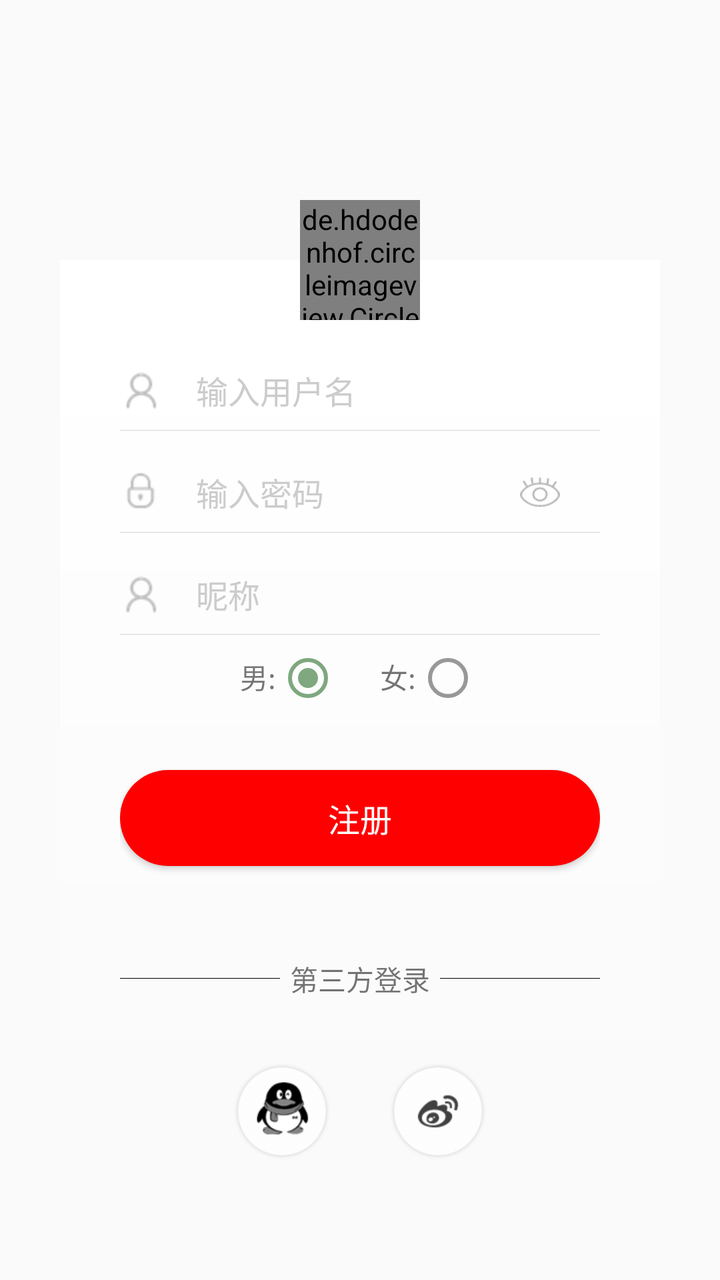
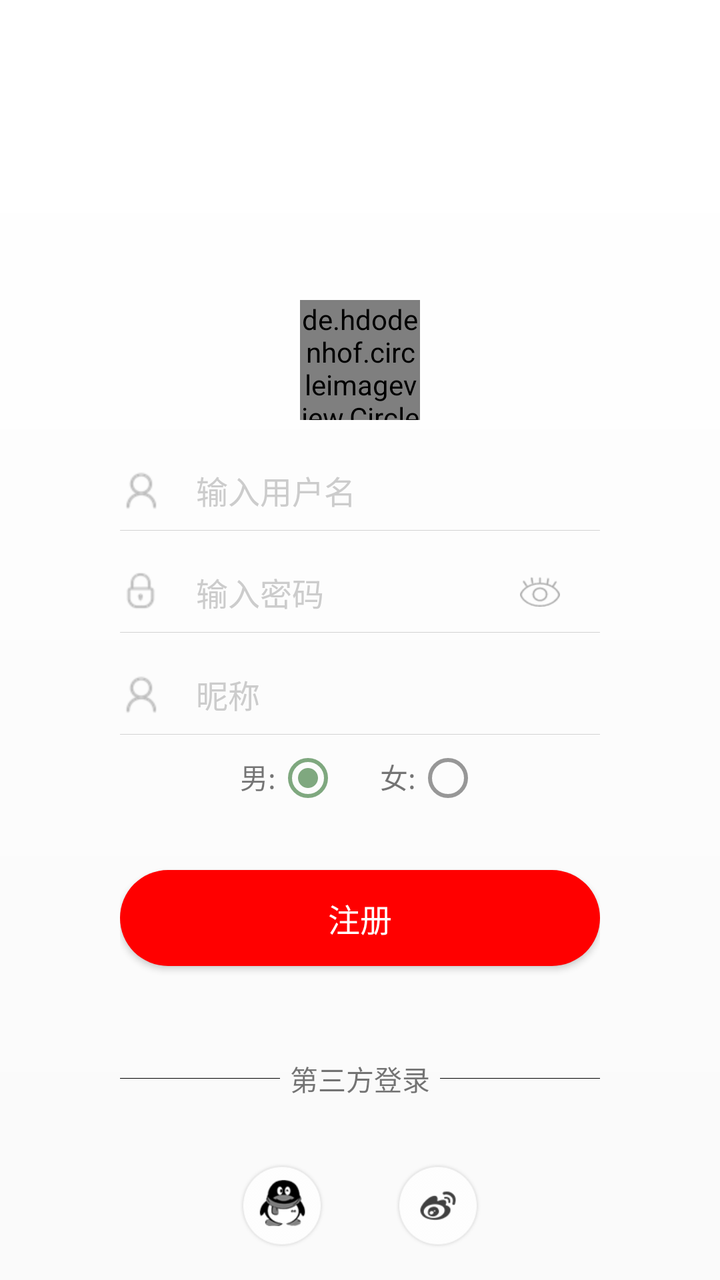

Compare the two renders of this Android layout. The source of the first and the diff that turns it into the second are given below.
<!-- AndroidManifest.xml: application theme AppTheme -->
<!-- res/layout/login_dialog_register.xml -->
<?xml version="1.0" encoding="utf-8"?>
<FrameLayout xmlns:android="http://schemas.android.com/apk/res/android"
    xmlns:app="http://schemas.android.com/apk/res-auto"
    android:layout_width="match_parent"
    android:layout_height="match_parent"
    android:paddingTop="100dp">

    <LinearLayout
        android:id="@+id/register_linear"
        android:layout_width="match_parent"
        android:layout_height="wrap_content"
        android:layout_marginLeft="30dp"
        android:layout_marginTop="30dp"
        android:layout_marginRight="30dp"
        android:background="@drawable/dialog_radius"
        android:orientation="vertical"
        android:paddingLeft="30dp"
        android:paddingRight="30dp">

        <RelativeLayout
            android:layout_width="wrap_content"
            android:layout_height="wrap_content"
            android:layout_marginTop="40dp">

            <ImageView
                android:layout_width="wrap_content"
                android:layout_height="wrap_content"
                android:layout_centerVertical="true"
                android:paddingTop="15dp"
                android:paddingBottom="15dp"
                android:src="@mipmap/ic_edittextuname" />

            <EditText
                android:id="@+id/register_userName"
                android:layout_width="match_parent"
                android:layout_height="40dp"
                android:layout_centerVertical="true"
                android:background="@null"
                android:ems="19"
                android:hint="  输入用户名"
                android:paddingLeft="30dp"
                android:singleLine="true"
                android:textColorHint="@color/colorCursor"
                android:textCursorDrawable="@drawable/color_cursor"
                android:textSize="16sp" />

            <View
                android:layout_width="match_parent"
                android:layout_height="1px"
                android:layout_below="@+id/register_userName"
                android:layout_marginTop="5dp"
                android:background="#d3d3d3" />

        </RelativeLayout>

        <RelativeLayout
            android:layout_width="wrap_content"
            android:layout_height="wrap_content"
            android:layout_marginTop="1dp">

            <ImageView
                android:layout_width="wrap_content"
                android:layout_height="wrap_content"
                android:layout_centerVertical="true"
                android:paddingTop="15dp"
                android:paddingBottom="15dp"
                android:src="@mipmap/ic_edittextupwd" />

            <EditText
                android:id="@+id/register_password"
                android:layout_width="match_parent"
                android:layout_height="40dp"
                android:layout_centerVertical="true"
                android:background="@null"
                android:ems="19"
                android:hint="  输入密码"
                android:paddingLeft="30dp"
                android:singleLine="true"
                android:textColorHint="@color/colorCursor"
                android:textCursorDrawable="@drawable/color_cursor"
                android:textSize="16sp" />

            <ImageView
                android:id="@+id/register_hidden_pwd"
                android:layout_width="20dp"
                android:layout_height="15dp"
                android:layout_alignParentRight="true"
                android:layout_centerVertical="true"
                android:layout_marginRight="20dp"
                android:background="@mipmap/pwd_visible"
                android:paddingTop="15dp"
                android:paddingBottom="15dp" />

            <View
                android:layout_width="match_parent"
                android:layout_height="1px"
                android:layout_below="@+id/register_password"
                android:layout_marginTop="5dp"
                android:background="#d3d3d3" />
        </RelativeLayout>

        <RelativeLayout
            android:layout_width="wrap_content"
            android:layout_height="wrap_content"
            android:layout_marginTop="1dp">

            <ImageView
                android:layout_width="wrap_content"
                android:layout_height="wrap_content"
                android:layout_centerVertical="true"
                android:paddingTop="15dp"
                android:paddingBottom="15dp"
                android:src="@mipmap/ic_edittextuname" />

            <EditText
                android:id="@+id/register_nickname"
                android:layout_width="match_parent"
                android:layout_height="40dp"
                android:layout_centerVertical="true"
                android:background="@null"
                android:ems="19"
                android:hint="  昵称"
                android:paddingLeft="30dp"
                android:singleLine="true"
                android:textColorHint="@color/colorCursor"
                android:textCursorDrawable="@drawable/color_cursor"
                android:textSize="16sp" />

            <View
                android:layout_width="match_parent"
                android:layout_height="1px"
                android:layout_below="@+id/register_nickname"
                android:layout_marginTop="5dp"
                android:background="#d3d3d3" />
        </RelativeLayout>

        <RelativeLayout
            android:layout_width="wrap_content"
            android:layout_height="wrap_content"
            android:layout_marginTop="1dp">

            <RadioGroup
                android:id="@+id/sex_group"
                android:layout_width="match_parent"
                android:layout_height="wrap_content"
                android:gravity="center_horizontal"
                android:orientation="horizontal">

                <TextView
                    android:layout_width="wrap_content"
                    android:layout_height="wrap_content"
                    android:text="男:" />

                <RadioButton
                    android:id="@+id/sex_man"
                    android:layout_width="wrap_content"
                    android:layout_height="wrap_content"
                    android:checked="true" />

                <TextView
                    android:layout_width="wrap_content"
                    android:layout_height="wrap_content"
                    android:layout_marginLeft="20dp"
                    android:text="女:" />

                <RadioButton
                    android:id="@+id/sex_girl"
                    android:layout_width="wrap_content"
                    android:layout_height="wrap_content" />

            </RadioGroup>

        </RelativeLayout>

        <Button
            android:id="@+id/btn_register"
            android:layout_width="match_parent"
            android:layout_height="wrap_content"
            android:layout_marginTop="30dp"
            android:background="@drawable/button_bg"
            android:text="注册"
            android:textColor="@android:color/white"
            android:textSize="16sp" />

        <LinearLayout
            android:layout_width="match_parent"
            android:layout_height="wrap_content"
            android:layout_gravity="center"
            android:layout_marginTop="30dp"
            android:gravity="center_horizontal"
            android:orientation="vertical">

            <LinearLayout
                android:layout_width="match_parent"
                android:layout_height="wrap_content"
                android:layout_marginTop="16dp"
                android:layout_marginBottom="16dp"
                android:gravity="center"
                android:orientation="horizontal">

                <View
                    android:id="@+id/login_line"
                    android:layout_width="match_parent"
                    android:layout_height="1px"
                    android:layout_weight="1"
                    android:background="#000000" />

                <TextView
                    android:id="@+id/login_text"
                    android:layout_width="match_parent"
                    android:layout_height="wrap_content"
                    android:layout_weight="1"
                    android:gravity="center"
                    android:text="第三方登录" />

                <View
                    android:layout_width="match_parent"
                    android:layout_height="1px"
                    android:layout_weight="1"
                    android:background="#000000" />

            </LinearLayout>

            <include
                layout="@layout/external_login_layout"
                android:layout_width="wrap_content"
                android:layout_height="wrap_content"
                android:layout_marginTop="16dp"
                android:layout_marginBottom="16dp" />
        </LinearLayout>

    </LinearLayout>

    <de.hdodenhof.circleimageview.CircleImageView
        android:id="@+id/register_header"
        android:layout_width="60dp"
        android:layout_height="60dp"
        android:layout_gravity="center_horizontal"
        android:src="@drawable/ic_camera_beauty"
        app:civ_border_color="@color/white"
        app:civ_border_width="2dp" />

</FrameLayout>
<!-- res/layout/external_login_layout.xml (included above) -->
<?xml version="1.0" encoding="utf-8"?>
<LinearLayout xmlns:android="http://schemas.android.com/apk/res/android"
    android:layout_width="wrap_content"
    android:layout_height="wrap_content"
    android:orientation="horizontal">

    <ImageView
        android:id="@+id/qq_login"
        android:layout_width="wrap_content"
        android:layout_height="wrap_content"
        android:src="@drawable/ic_login_qq" />

    <ImageView
        android:id="@+id/weibo_login"
        android:layout_width="wrap_content"
        android:layout_height="wrap_content"
        android:layout_marginLeft="30dp"
        android:src="@drawable/ic_login_xl" />







</LinearLayout>
<!-- resources referenced by this layout -->
<resources>
  <color name="colorCursor">#cccccc</color>
  <color name="white">#ffffffff</color>
  <!-- drawable button_bg (drawable) -->
  <?xml version="1.0" encoding="utf-8"?>
  <selector xmlns:android="http://schemas.android.com/apk/res/android">
  
      <item android:state_pressed="false">
          <shape>
              <solid android:color="#FF0000"/>
              <corners android:radius="30dp"/>
          </shape>
      </item>
  
      <item android:state_pressed="true">
          <shape>
              <solid android:color="#FF0000"/>
              <corners android:radius="30dp"/>
          </shape>
      </item>
  
  </selector>
  <!-- drawable color_cursor (drawable) -->
  <?xml version="1.0" encoding="utf-8"?>
  <shape xmlns:android="http://schemas.android.com/apk/res/android">
      <size android:width="1dp"/>
      <solid android:color="@color/colorCursor"/>
  
  </shape>
  <!-- drawable dialog_radius (drawable) -->
  <?xml version="1.0" encoding="utf-8"?>
  <layer-list xmlns:android="http://schemas.android.com/apk/res/android">
      <item>
          <shape android:shape="rectangle">
  
              <corners android:radius="0dp" />
              <gradient
                  android:angle="270"
                  android:endColor="@android:color/transparent"
                  android:startColor="#FFFFFF" />
          </shape>
      </item>
  </layer-list>
  <!-- drawable ic_camera_beauty: png bitmap (drawable-xhdpi, 1510 bytes) -->
  <!-- drawable ic_login_qq: png bitmap (drawable-xhdpi, 7662 bytes) -->
  <!-- drawable ic_login_xl: png bitmap (drawable-xhdpi, 2485 bytes) -->
  <!-- mipmap ic_edittextuname: png bitmap (mipmap-hdpi, 1237 bytes) -->
  <!-- mipmap ic_edittextupwd: png bitmap (mipmap-hdpi, 1128 bytes) -->
  <!-- mipmap pwd_visible: png bitmap (mipmap-hdpi, 1076 bytes) -->
  <style name="AppTheme" parent="Theme.AppCompat.Light.DarkActionBar">
          
          <item name="colorPrimary">@color/colorPrimary</item>
          <item name="colorPrimaryDark">@color/white</item>
          <item name="colorAccent">@color/colorAccent</item>
          <item name="android:windowNoTitle">true</item>
          <item name="colorControlNormal">@color/blackOverlay</item>
          <item name="colorControlActivated">@color/abc_search_url_text_normal</item>
          <item name="android:windowFullscreen">true</item>
          <item name="android:windowIsTranslucent">true</item>
          <item name="android:windowTranslucentStatus">true</item>
          <item name="android:windowTranslucentNavigation">true</item>
  
  
          <item name="windowActionBar">false</item>
          <item name="windowNoTitle">true</item>
          <item name="android:textAllCaps">false</item>
      </style>
  <color name="colorPrimary">#ff3f51b5</color>
  <color name="colorAccent">#ffff4081</color>
  <color name="blackOverlay">#66000000</color>
  <color name="abc_search_url_text_normal">#ff7fa87f</color>
</resources>

<!-- the commit's change to res/layout/login_dialog_register.xml (unified diff, before → after) -->
@@ -2,244 +2,248 @@
 <FrameLayout xmlns:android="http://schemas.android.com/apk/res/android"
     xmlns:app="http://schemas.android.com/apk/res-auto"
     android:layout_width="match_parent"
-    android:layout_height="match_parent"
-    android:paddingTop="100dp">
-
-    <LinearLayout
-        android:id="@+id/register_linear"
+    android:layout_height="match_parent">
+
+    <FrameLayout
         android:layout_width="match_parent"
-        android:layout_height="wrap_content"
-        android:layout_marginLeft="30dp"
-        android:layout_marginTop="30dp"
-        android:layout_marginRight="30dp"
+        android:layout_height="match_parent"
         android:background="@drawable/dialog_radius"
-        android:orientation="vertical"
-        android:paddingLeft="30dp"
-        android:paddingRight="30dp">
-
-        <RelativeLayout
-            android:layout_width="wrap_content"
-            android:layout_height="wrap_content"
-            android:layout_marginTop="40dp">
-
-            <ImageView
-                android:layout_width="wrap_content"
-                android:layout_height="wrap_content"
-                android:layout_centerVertical="true"
-                android:paddingTop="15dp"
-                android:paddingBottom="15dp"
-                android:src="@mipmap/ic_edittextuname" />
-
-            <EditText
-                android:id="@+id/register_userName"
-                android:layout_width="match_parent"
-                android:layout_height="40dp"
-                android:layout_centerVertical="true"
-                android:background="@null"
-                android:ems="19"
-                android:hint="  输入用户名"
-                android:paddingLeft="30dp"
-                android:singleLine="true"
-                android:textColorHint="@color/colorCursor"
-                android:textCursorDrawable="@drawable/color_cursor"
-                android:textSize="16sp" />
-
-            <View
-                android:layout_width="match_parent"
-                android:layout_height="1px"
-                android:layout_below="@+id/register_userName"
-                android:layout_marginTop="5dp"
-                android:background="#d3d3d3" />
-
-        </RelativeLayout>
-
-        <RelativeLayout
-            android:layout_width="wrap_content"
-            android:layout_height="wrap_content"
-            android:layout_marginTop="1dp">
-
-            <ImageView
-                android:layout_width="wrap_content"
-                android:layout_height="wrap_content"
-                android:layout_centerVertical="true"
-                android:paddingTop="15dp"
-                android:paddingBottom="15dp"
-                android:src="@mipmap/ic_edittextupwd" />
-
-            <EditText
-                android:id="@+id/register_password"
-                android:layout_width="match_parent"
-                android:layout_height="40dp"
-                android:layout_centerVertical="true"
-                android:background="@null"
-                android:ems="19"
-                android:hint="  输入密码"
-                android:paddingLeft="30dp"
-                android:singleLine="true"
-                android:textColorHint="@color/colorCursor"
-                android:textCursorDrawable="@drawable/color_cursor"
-                android:textSize="16sp" />
-
-            <ImageView
-                android:id="@+id/register_hidden_pwd"
-                android:layout_width="20dp"
-                android:layout_height="15dp"
-                android:layout_alignParentRight="true"
-                android:layout_centerVertical="true"
-                android:layout_marginRight="20dp"
-                android:background="@mipmap/pwd_visible"
-                android:paddingTop="15dp"
-                android:paddingBottom="15dp" />
-
-            <View
-                android:layout_width="match_parent"
-                android:layout_height="1px"
-                android:layout_below="@+id/register_password"
-                android:layout_marginTop="5dp"
-                android:background="#d3d3d3" />
-        </RelativeLayout>
-
-        <RelativeLayout
-            android:layout_width="wrap_content"
-            android:layout_height="wrap_content"
-            android:layout_marginTop="1dp">
-
-            <ImageView
-                android:layout_width="wrap_content"
-                android:layout_height="wrap_content"
-                android:layout_centerVertical="true"
-                android:paddingTop="15dp"
-                android:paddingBottom="15dp"
-                android:src="@mipmap/ic_edittextuname" />
-
-            <EditText
-                android:id="@+id/register_nickname"
-                android:layout_width="match_parent"
-                android:layout_height="40dp"
-                android:layout_centerVertical="true"
-                android:background="@null"
-                android:ems="19"
-                android:hint="  昵称"
-                android:paddingLeft="30dp"
-                android:singleLine="true"
-                android:textColorHint="@color/colorCursor"
-                android:textCursorDrawable="@drawable/color_cursor"
-                android:textSize="16sp" />
-
-            <View
-                android:layout_width="match_parent"
-                android:layout_height="1px"
-                android:layout_below="@+id/register_nickname"
-                android:layout_marginTop="5dp"
-                android:background="#d3d3d3" />
-        </RelativeLayout>
-
-        <RelativeLayout
-            android:layout_width="wrap_content"
-            android:layout_height="wrap_content"
-            android:layout_marginTop="1dp">
-
-            <RadioGroup
-                android:id="@+id/sex_group"
-                android:layout_width="match_parent"
-                android:layout_height="wrap_content"
-                android:gravity="center_horizontal"
-                android:orientation="horizontal">
-
-                <TextView
-                    android:layout_width="wrap_content"
-                    android:layout_height="wrap_content"
-                    android:text="男:" />
-
-                <RadioButton
-                    android:id="@+id/sex_man"
-                    android:layout_width="wrap_content"
-                    android:layout_height="wrap_content"
-                    android:checked="true" />
-
-                <TextView
-                    android:layout_width="wrap_content"
-                    android:layout_height="wrap_content"
-                    android:layout_marginLeft="20dp"
-                    android:text="女:" />
-
-                <RadioButton
-                    android:id="@+id/sex_girl"
-                    android:layout_width="wrap_content"
-                    android:layout_height="wrap_content" />
-
-            </RadioGroup>
-
-        </RelativeLayout>
-
-        <Button
-            android:id="@+id/btn_register"
+        android:paddingTop="150dp">
+
+        <LinearLayout
+            android:id="@+id/register_linear"
             android:layout_width="match_parent"
             android:layout_height="wrap_content"
+            android:layout_marginLeft="30dp"
             android:layout_marginTop="30dp"
-            android:background="@drawable/button_bg"
-            android:text="注册"
-            android:textColor="@android:color/white"
-            android:textSize="16sp" />
-
-        <LinearLayout
-            android:layout_width="match_parent"
-            android:layout_height="wrap_content"
-            android:layout_gravity="center"
-            android:layout_marginTop="30dp"
-            android:gravity="center_horizontal"
-            android:orientation="vertical">
+            android:layout_marginRight="30dp"
+            android:orientation="vertical"
+            android:paddingLeft="30dp"
+            android:paddingRight="30dp">
+
+            <RelativeLayout
+                android:layout_width="wrap_content"
+                android:layout_height="wrap_content"
+                android:layout_marginTop="40dp">
+
+                <ImageView
+                    android:layout_width="wrap_content"
+                    android:layout_height="wrap_content"
+                    android:layout_centerVertical="true"
+                    android:paddingTop="15dp"
+                    android:paddingBottom="15dp"
+                    android:src="@mipmap/ic_edittextuname" />
+
+                <EditText
+                    android:id="@+id/register_userName"
+                    android:layout_width="match_parent"
+                    android:layout_height="40dp"
+                    android:layout_centerVertical="true"
+                    android:background="@null"
+                    android:ems="19"
+                    android:hint="  输入用户名"
+                    android:paddingLeft="30dp"
+                    android:singleLine="true"
+                    android:textColorHint="@color/colorCursor"
+                    android:textCursorDrawable="@drawable/color_cursor"
+                    android:textSize="16sp" />
+
+                <View
+                    android:layout_width="match_parent"
+                    android:layout_height="1px"
+                    android:layout_below="@+id/register_userName"
+                    android:layout_marginTop="5dp"
+                    android:background="#d3d3d3" />
+
+            </RelativeLayout>
+
+            <RelativeLayout
+                android:layout_width="wrap_content"
+                android:layout_height="wrap_content"
+                android:layout_marginTop="1dp">
+
+                <ImageView
+                    android:layout_width="wrap_content"
+                    android:layout_height="wrap_content"
+                    android:layout_centerVertical="true"
+                    android:paddingTop="15dp"
+                    android:paddingBottom="15dp"
+                    android:src="@mipmap/ic_edittextupwd" />
+
+                <EditText
+                    android:id="@+id/register_password"
+                    android:layout_width="match_parent"
+                    android:layout_height="40dp"
+                    android:layout_centerVertical="true"
+                    android:background="@null"
+                    android:ems="19"
+                    android:hint="  输入密码"
+                    android:paddingLeft="30dp"
+                    android:singleLine="true"
+                    android:textColorHint="@color/colorCursor"
+                    android:textCursorDrawable="@drawable/color_cursor"
+                    android:textSize="16sp" />
+
+                <ImageView
+                    android:id="@+id/register_hidden_pwd"
+                    android:layout_width="20dp"
+                    android:layout_height="15dp"
+                    android:layout_alignParentRight="true"
+                    android:layout_centerVertical="true"
+                    android:layout_marginRight="20dp"
+                    android:background="@mipmap/pwd_visible"
+                    android:paddingTop="15dp"
+                    android:paddingBottom="15dp" />
+
+                <View
+                    android:layout_width="match_parent"
+                    android:layout_height="1px"
+                    android:layout_below="@+id/register_password"
+                    android:layout_marginTop="5dp"
+                    android:background="#d3d3d3" />
+            </RelativeLayout>
+
+            <RelativeLayout
+                android:layout_width="wrap_content"
+                android:layout_height="wrap_content"
+                android:layout_marginTop="1dp">
+
+                <ImageView
+                    android:layout_width="wrap_content"
+                    android:layout_height="wrap_content"
+                    android:layout_centerVertical="true"
+                    android:paddingTop="15dp"
+                    android:paddingBottom="15dp"
+                    android:src="@mipmap/ic_edittextuname" />
+
+                <EditText
+                    android:id="@+id/register_nickname"
+                    android:layout_width="match_parent"
+                    android:layout_height="40dp"
+                    android:layout_centerVertical="true"
+                    android:background="@null"
+                    android:ems="19"
+                    android:hint="  昵称"
+                    android:paddingLeft="30dp"
+                    android:singleLine="true"
+                    android:textColorHint="@color/colorCursor"
+                    android:textCursorDrawable="@drawable/color_cursor"
+                    android:textSize="16sp" />
+
+                <View
+                    android:layout_width="match_parent"
+                    android:layout_height="1px"
+                    android:layout_below="@+id/register_nickname"
+                    android:layout_marginTop="5dp"
+                    android:background="#d3d3d3" />
+            </RelativeLayout>
+
+            <RelativeLayout
+                android:layout_width="wrap_content"
+                android:layout_height="wrap_content"
+                android:layout_marginTop="1dp">
+
+                <RadioGroup
+                    android:id="@+id/sex_group"
+                    android:layout_width="match_parent"
+                    android:layout_height="wrap_content"
+                    android:gravity="center_horizontal"
+                    android:orientation="horizontal">
+
+                    <TextView
+                        android:layout_width="wrap_content"
+                        android:layout_height="wrap_content"
+                        android:text="男:" />
+
+                    <RadioButton
+                        android:id="@+id/sex_man"
+                        android:layout_width="wrap_content"
+                        android:layout_height="wrap_content"
+                        android:checked="true" />
+
+                    <TextView
+                        android:layout_width="wrap_content"
+                        android:layout_height="wrap_content"
+                        android:layout_marginLeft="20dp"
+                        android:text="女:" />
+
+                    <RadioButton
+                        android:id="@+id/sex_girl"
+                        android:layout_width="wrap_content"
+                        android:layout_height="wrap_content" />
+
+                </RadioGroup>
+
+            </RelativeLayout>
+
+            <Button
+                android:id="@+id/btn_register"
+                android:layout_width="match_parent"
+                android:layout_height="wrap_content"
+                android:layout_marginTop="30dp"
+                android:background="@drawable/button_bg"
+                android:text="注册"
+                android:textColor="@android:color/white"
+                android:textSize="16sp" />
 
             <LinearLayout
                 android:layout_width="match_parent"
                 android:layout_height="wrap_content"
-                android:layout_marginTop="16dp"
-                android:layout_marginBottom="16dp"
-                android:gravity="center"
-                android:orientation="horizontal">
-
-                <View
-                    android:id="@+id/login_line"
-                    android:layout_width="match_parent"
-                    android:layout_height="1px"
-                    android:layout_weight="1"
-                    android:background="#000000" />
-
-                <TextView
-                    android:id="@+id/login_text"
-                    android:layout_width="match_parent"
-                    android:layout_height="wrap_content"
-                    android:layout_weight="1"
+                android:layout_gravity="center"
+                android:layout_marginTop="30dp"
+                android:gravity="center_horizontal"
+                android:orientation="vertical">
+
+                <LinearLayout
+                    android:layout_width="match_parent"
+                    android:layout_height="wrap_content"
+                    android:layout_marginTop="16dp"
+                    android:layout_marginBottom="16dp"
                     android:gravity="center"
-                    android:text="第三方登录" />
-
-                <View
-                    android:layout_width="match_parent"
-                    android:layout_height="1px"
-                    android:layout_weight="1"
-                    android:background="#000000" />
-
+                    android:orientation="horizontal">
+
+                    <View
+                        android:id="@+id/login_line"
+                        android:layout_width="match_parent"
+                        android:layout_height="1px"
+                        android:layout_weight="1"
+                        android:background="#000000" />
+
+                    <TextView
+                        android:id="@+id/login_text"
+                        android:layout_width="match_parent"
+                        android:layout_height="wrap_content"
+                        android:layout_weight="1"
+                        android:gravity="center"
+                        android:text="第三方登录" />
+
+                    <View
+                        android:layout_width="match_parent"
+                        android:layout_height="1px"
+                        android:layout_weight="1"
+                        android:background="#000000" />
+
+                </LinearLayout>
+
+                <include
+                    layout="@layout/external_login_layout"
+                    android:layout_width="wrap_content"
+                    android:layout_height="wrap_content"
+                    android:layout_marginTop="16dp"
+                    android:layout_marginBottom="16dp" />
             </LinearLayout>
 
-            <include
-                layout="@layout/external_login_layout"
-                android:layout_width="wrap_content"
-                android:layout_height="wrap_content"
-                android:layout_marginTop="16dp"
-                android:layout_marginBottom="16dp" />
         </LinearLayout>
 
-    </LinearLayout>
-
-    <de.hdodenhof.circleimageview.CircleImageView
-        android:id="@+id/register_header"
-        android:layout_width="60dp"
-        android:layout_height="60dp"
-        android:layout_gravity="center_horizontal"
-        android:src="@drawable/ic_camera_beauty"
-        app:civ_border_color="@color/white"
-        app:civ_border_width="2dp" />
-
+        <de.hdodenhof.circleimageview.CircleImageView
+            android:id="@+id/register_header"
+            android:layout_width="60dp"
+            android:layout_height="60dp"
+            android:layout_gravity="center_horizontal"
+            android:src="@drawable/ic_camera_beauty"
+            app:civ_border_color="@color/white"
+            app:civ_border_width="2dp" />
+    </FrameLayout>
 </FrameLayout>
 <!-- res/layout/external_login_layout.xml (included above) -->
 <?xml version="1.0" encoding="utf-8"?>
